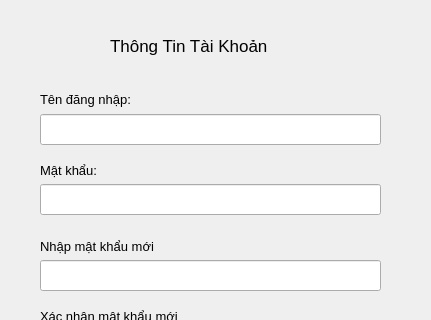
Old version of the form View/FormThongTinTK.ui in the repository ngmdui50/Nhom_14; both pictures show x 0 to 431 and y 0 to 320 of the 431 by 600 pixel window.
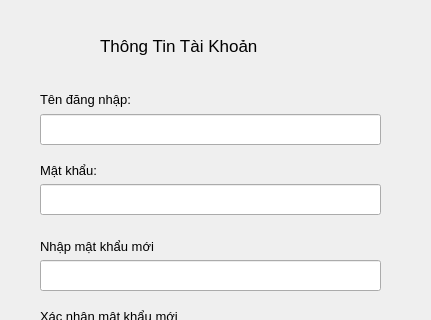
New version of the form.

The edit to the form file:
```diff
--- a/View/FormThongTinTK.ui
+++ b/View/FormThongTinTK.ui
@@ -81,9 +81,9 @@
    <widget class="QLabel" name="label">
     <property name="geometry">
      <rect>
-      <x>110</x>
+      <x>100</x>
       <y>30</y>
-      <width>221</width>
+      <width>241</width>
       <height>31</height>
      </rect>
     </property>
```
